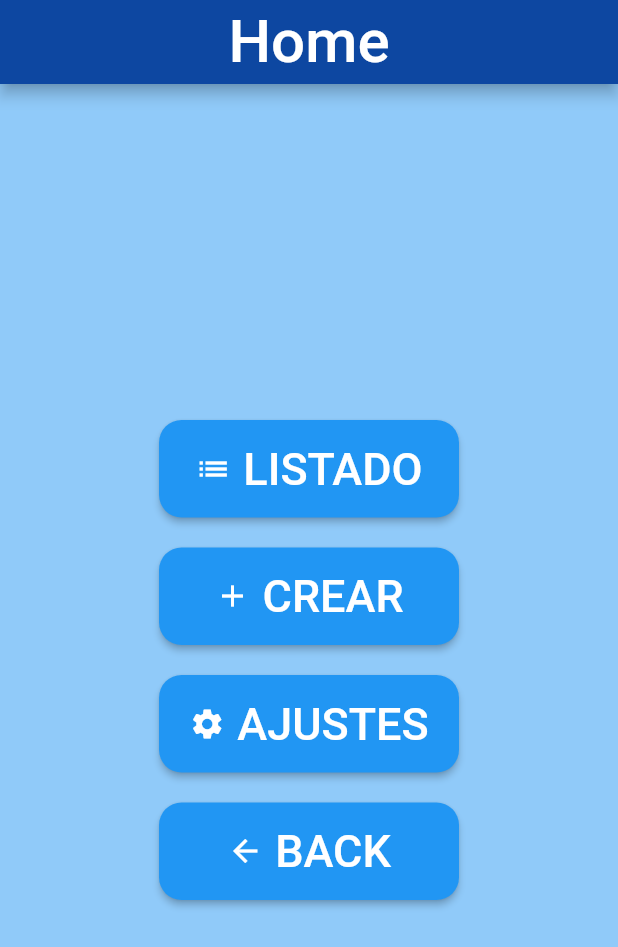
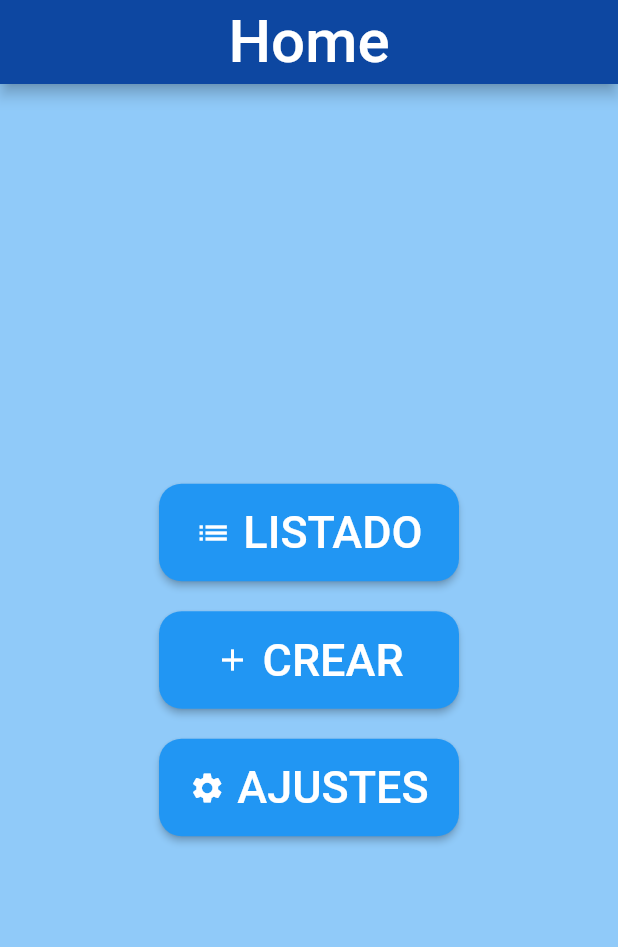
Before and after one commit to db110513/studiogenesis, a Flutter app: the screen it shows after launch, after a tap on "LOG IN", on a phone screen of 412 x 824 dp. Shown: the top 947 px of the screen. Run offline on Flutter 3.47's test engine with Material 2 defaults, Android fonts, the phone set to English and light mode, and no system bars.

Commit message:
TextEditingController mail = TextEditingController();

```diff
--- a/lib/screens/Home.dart
+++ b/lib/screens/Home.dart
@@ -74,22 +74,6 @@ class Home extends StatelessWidget {
               label: const Text('AJUSTES', style: TextStyle(fontSize: 30)),
             ),
           ),
-          const SizedBox(height: 20),
-          SizedBox(
-            width: 200,
-            child: ElevatedButton.icon(
-              style: ElevatedButton.styleFrom(
-                  padding: EdgeInsets.all(15),
-                  shape: RoundedRectangleBorder(borderRadius: BorderRadius.all(Radius.circular(15)))
-              ),
-              onPressed: () {
-                Navigator.pushNamed(context, 'backToLogIn');
-              },
-              icon: const Icon(Icons.arrow_back),
-              label: const Text('BACK', style: TextStyle(fontSize: 30)),
-            ),
-          ),
-
         ],
       ),
     ),
--- a/lib/screens/LogIn.dart
+++ b/lib/screens/LogIn.dart
@@ -8,8 +8,7 @@ class LogIn extends StatefulWidget {
 
 class _LogInState extends State<LogIn> {
 
-  TextEditingController userName = TextEditingController();
-  TextEditingController password = TextEditingController();
+  TextEditingController mail = TextEditingController();
 
 
   Widget build(BuildContext context) => MaterialApp(
@@ -33,6 +32,7 @@ class _LogInState extends State<LogIn> {
           Padding(
             padding: const EdgeInsets.fromLTRB(15, 0, 20, 0),
             child: TextField(
+              controller: mail,
               style: TextStyle(fontSize: 25),
               decoration: const InputDecoration(
                 border: OutlineInputBorder(borderSide: BorderSide(width: 5)),
```
Also changed, not shown: lib/main.dart (renamed from lib/Main.dart).
